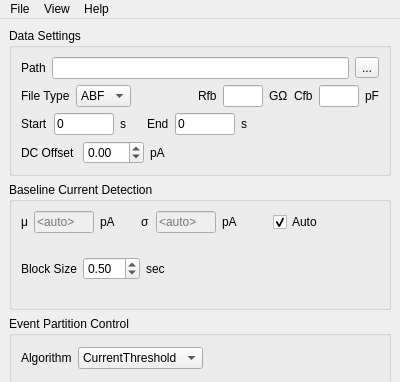
Old version of the form mosaicgui/ui/SettingsWindow.ui in the repository usnistgov/mosaic; both pictures show x 0 to 400 and y 0 to 382 of the 400 by 720 pixel window.
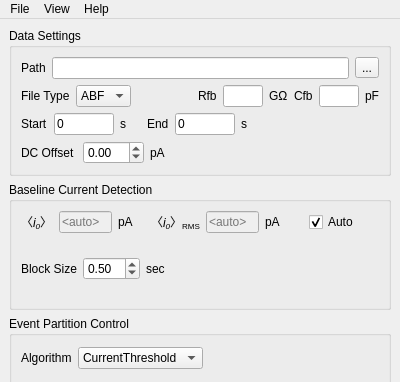
New version of the form.

Commit message: Updated symbols for mean and std. dev. of ionic current to <i0> and <i0>RMS.

The edit to the form file:
```diff
--- a/mosaicgui/ui/SettingsWindow.ui
+++ b/mosaicgui/ui/SettingsWindow.ui
@@ -373,7 +373,10 @@
            <item>
             <widget class="QLabel" name="label_9">
              <property name="text">
-              <string>μ</string>
+              <string>&lt;html&gt;&lt;head/&gt;&lt;body&gt;&lt;p&gt;〈&lt;span style=&quot; font-style:italic;&quot;&gt;i&lt;/span&gt;&lt;span style=&quot; font-style:italic; vertical-align:sub;&quot;&gt;0&lt;/span&gt;〉&lt;/p&gt;&lt;/body&gt;&lt;/html&gt;</string>
+             </property>
+             <property name="textFormat">
+              <enum>Qt::RichText</enum>
              </property>
             </widget>
            </item>
@@ -416,7 +419,10 @@
            <item>
             <widget class="QLabel" name="label_10">
              <property name="text">
-              <string>σ</string>
+              <string>&lt;html&gt;&lt;head/&gt;&lt;body&gt;&lt;p&gt;〈&lt;span style=&quot; font-style:italic;&quot;&gt;i&lt;/span&gt;&lt;span style=&quot; font-style:italic; vertical-align:sub;&quot;&gt;0&lt;/span&gt;〉&lt;span style=&quot; vertical-align:sub;&quot;&gt;RMS&lt;/span&gt;&lt;/p&gt;&lt;/body&gt;&lt;/html&gt;</string>
+             </property>
+             <property name="textFormat">
+              <enum>Qt::RichText</enum>
              </property>
             </widget>
            </item>
```
The commit also changes 1 other file.
